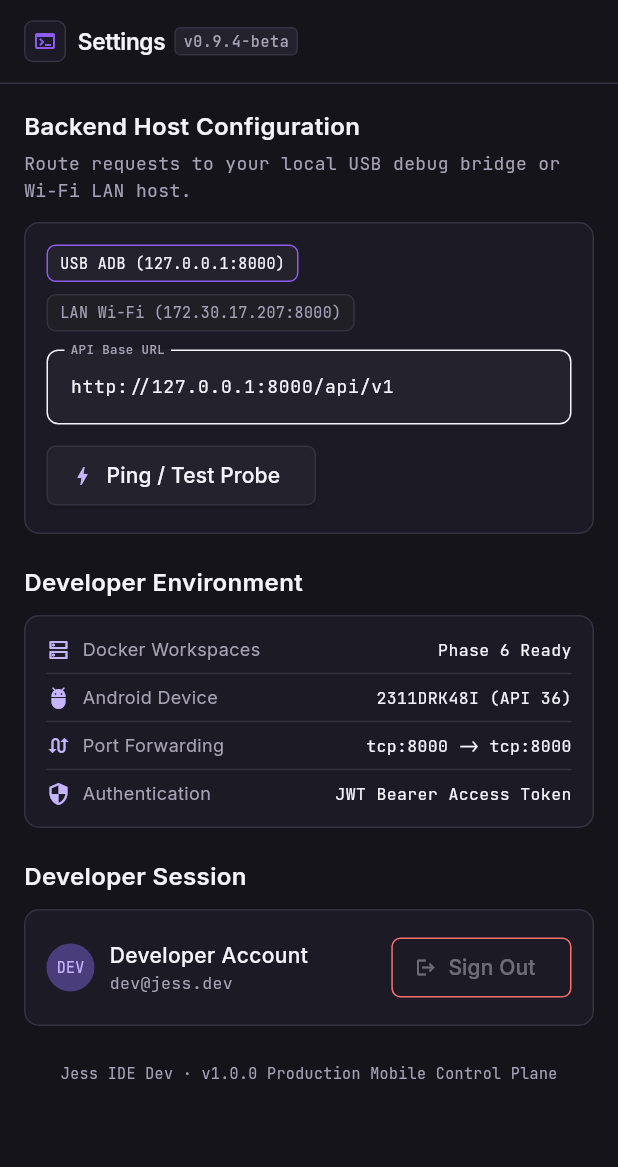
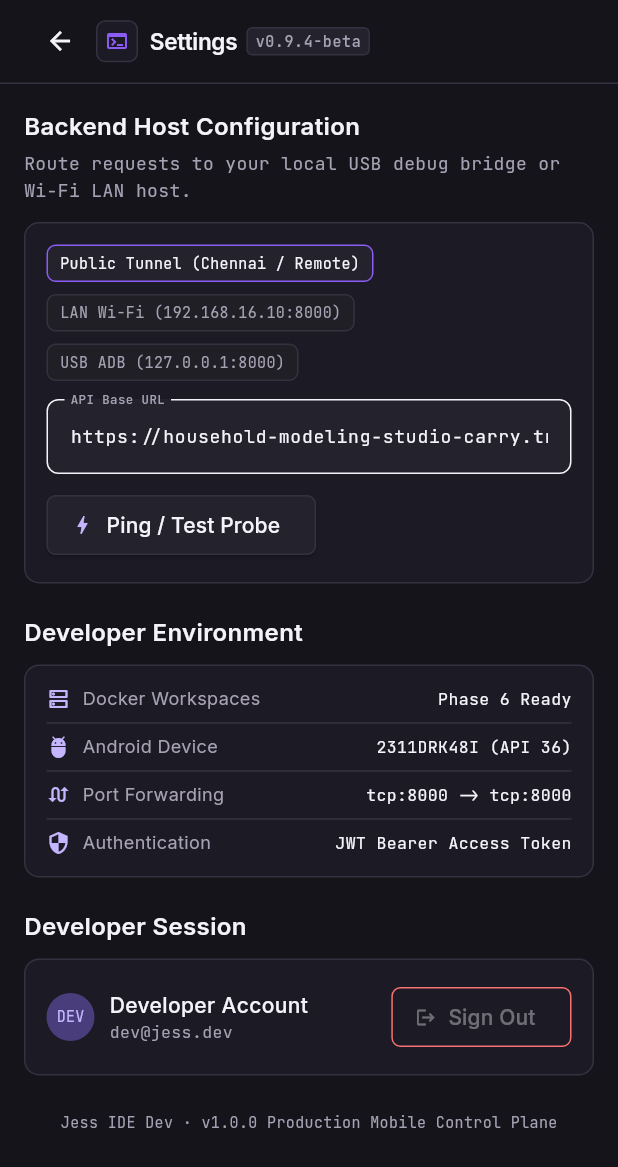
Before and after one commit to SajivJess/Jess-IDE, a Flutter app: the SettingsScreen screen opened directly, on a phone screen of 412 x 824 dp. Shown: the top 1167 px of the screen. Run offline on Flutter 3.47's test engine with Material 3 defaults, Android fonts, the phone set to English and light mode, and no system bars; our stand-ins replace google_fonts; accounts and stored records are empty; network calls fail.

Commit message:
fix(mobile): add settings gear to login screen and update default tunnel url

```diff
--- a/jess_app/lib/screens/settings/settings_screen.dart
+++ b/jess_app/lib/screens/settings/settings_screen.dart
@@ -82,8 +82,10 @@ class _SettingsScreenState extends State<SettingsScreen> {
   Widget build(BuildContext context) {
     return Scaffold(
       backgroundColor: AppColors.background,
-      appBar: const AppHeader(
+      appBar: AppHeader(
         title: 'Settings',
+        showBack: Navigator.of(context).canPop(),
+        onBackPressed: () => Navigator.of(context).maybePop(),
       ),
       body: SingleChildScrollView(
         padding: const EdgeInsets.symmetric(horizontal: 16, vertical: 16),
@@ -118,12 +120,16 @@ class _SettingsScreenState extends State<SettingsScreen> {
                         runSpacing: 8,
                         children: [
                           _buildPresetChip(
+                            label: 'Public Tunnel (Chennai / Remote)',
+                            url: 'https://household-modeling-studio-carry.trycloudflare.com/api/v1',
+                          ),
+                          _buildPresetChip(
+                            label: 'LAN Wi-Fi (192.168.16.10:8000)',
+                            url: 'http://192.168.16.10:8000/api/v1',
+                          ),
+                          _buildPresetChip(
                             label: 'USB ADB (127.0.0.1:8000)',
                             url: 'http://127.0.0.1:8000/api/v1',
-                          ),
-                          _buildPresetChip(
-                            label: 'LAN Wi-Fi (172.30.17.207:8000)',
-                            url: 'http://172.30.17.207:8000/api/v1',
                           ),
                         ],
                       ),
--- a/jess_app/lib/services/auth_api_service.dart
+++ b/jess_app/lib/services/auth_api_service.dart
@@ -65,9 +65,9 @@ class VerificationStatus {
 
 class AuthApiService {
   // Base URL configuration:
-  // - Default: http://127.0.0.1:8000 (standard for Web, Desktop, and physical Android via `adb reverse tcp:8000 tcp:8000`)
-  // - Android emulator fallback: http://10.0.2.2:8000
-  static String baseUrl = 'http://127.0.0.1:8000/api/v1';
+  // - Public Tunnel (Remote/Chennai): https://household-modeling-studio-carry.trycloudflare.com/api/v1
+  // - Local USB/Desktop: http://127.0.0.1:8000/api/v1
+  static String baseUrl = 'https://household-modeling-studio-carry.trycloudflare.com/api/v1';
 
   static String? currentAccessToken;
   static String? currentRefreshToken;
```
Also changed, not shown: jess_app/lib/screens/auth/screen_1_login_register.dart (+83 -3 lines).
